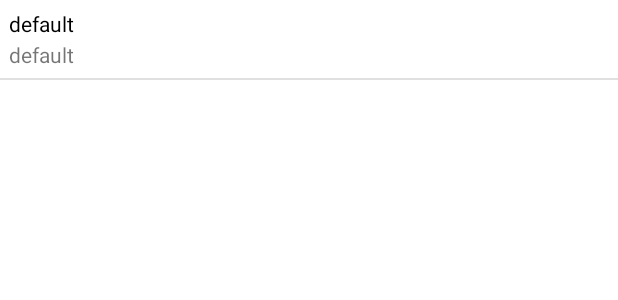
After one commit to e-renault/DiaryFit, an Android app: the layout cardview_session_calendar.xml on its own in the app's theme, with its tools: preview values and no code run, on a phone screen of 412 x 824 dp. The commit adds this screen. Shown: the top 300 px of the screen. Run offline under Robolectric (Android 15) with nearby library versions, the phone set to English and light mode, and no system bars.

Commit message:
Calendar

```diff
--- a/app/src/main/java/ca/uqac/diaryfit/datas/exercices/ExerciceTabata.kt
+++ b/app/src/main/java/ca/uqac/diaryfit/datas/exercices/ExerciceTabata.kt
@@ -67,7 +67,7 @@ class ExerciceTabata() : Exercice() {
     }
 
     override fun hasTool(): Boolean {
-        return true
+        return false
     }
 
     override fun deepCopy(): ExerciceTime {
--- a/app/src/main/java/ca/uqac/diaryfit/datas/exercices/ExerciceTime.kt
+++ b/app/src/main/java/ca/uqac/diaryfit/datas/exercices/ExerciceTime.kt
@@ -65,7 +65,7 @@ class ExerciceTime() : Exercice(){
     }
 
     override fun hasTool(): Boolean {
-        return true
+        return false
     }
 
     override fun deepCopy(): ExerciceTime {
--- /dev/null
+++ b/app/src/main/res/layout/cardview_session_calendar.xml
@@ -0,0 +1,42 @@
+<?xml version="1.0" encoding="utf-8"?>
+<androidx.constraintlayout.widget.ConstraintLayout xmlns:android="http://schemas.android.com/apk/res/android"
+    xmlns:app="http://schemas.android.com/apk/res-auto"
+    xmlns:tools="http://schemas.android.com/tools"
+    android:layout_width="match_parent"
+    android:layout_height="wrap_content">
+
+    <TextView
+        android:id="@+id/cw_session_tv_title"
+        style="@style/SecondaryTitle"
+        android:layout_width="0dp"
+        android:layout_height="wrap_content"
+        android:layout_marginStart="@dimen/activity_small_margin"
+        android:layout_marginTop="@dimen/activity_small_margin"
+        android:text="@string/default_text"
+        app:layout_constraintEnd_toEndOf="parent"
+        app:layout_constraintStart_toStartOf="parent"
+        app:layout_constraintTop_toTopOf="parent" />
+
+    <TextView
+        android:id="@+id/cw_session_tv_sub"
+        android:layout_width="0dp"
+        android:layout_height="wrap_content"
+        android:layout_marginBottom="@dimen/activity_small_margin"
+        android:text="@string/default_text"
+        app:layout_constraintBottom_toBottomOf="parent"
+        app:layout_constraintEnd_toEndOf="@+id/cw_session_tv_title"
+        app:layout_constraintStart_toStartOf="@+id/cw_session_tv_title"
+        app:layout_constraintTop_toBottomOf="@+id/cw_session_tv_title"
+        tools:ignore="TextContrastCheck" />
+
+    <View
+        android:layout_width="match_parent"
+        android:layout_height="1dp"
+        android:layout_marginTop="@dimen/activity_small_margin"
+        android:background="?android:attr/listDivider"
+        app:layout_constraintBottom_toBottomOf="parent"
+        app:layout_constraintEnd_toEndOf="parent"
+        app:layout_constraintStart_toStartOf="parent"
+        app:layout_constraintTop_toBottomOf="@+id/cw_session_tv_sub" />
+
+</androidx.constraintlayout.widget.ConstraintLayout>
```
Also changed, not shown: app/src/main/java/ca/uqac/diaryfit/ui/adapters/SessionCardViewAdapter.kt (added, +69 -0 lines), app/src/main/java/ca/uqac/diaryfit/ui/tabs/CalendarFragment.kt (+56 -10 lines), app/src/main/res/layout/fragment_calendar.xml (+30 -5 lines).
